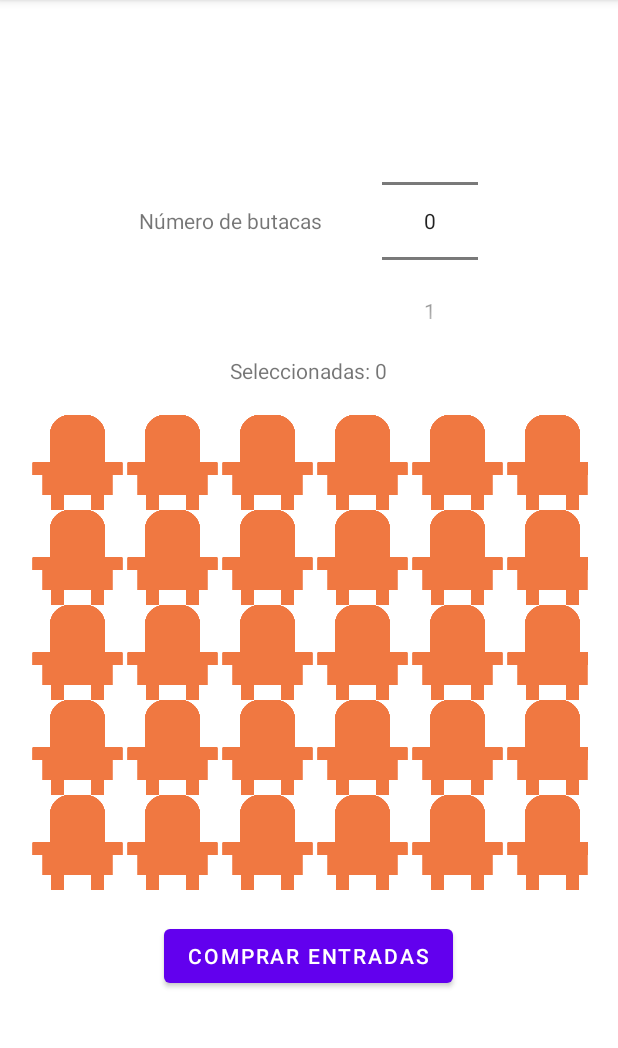
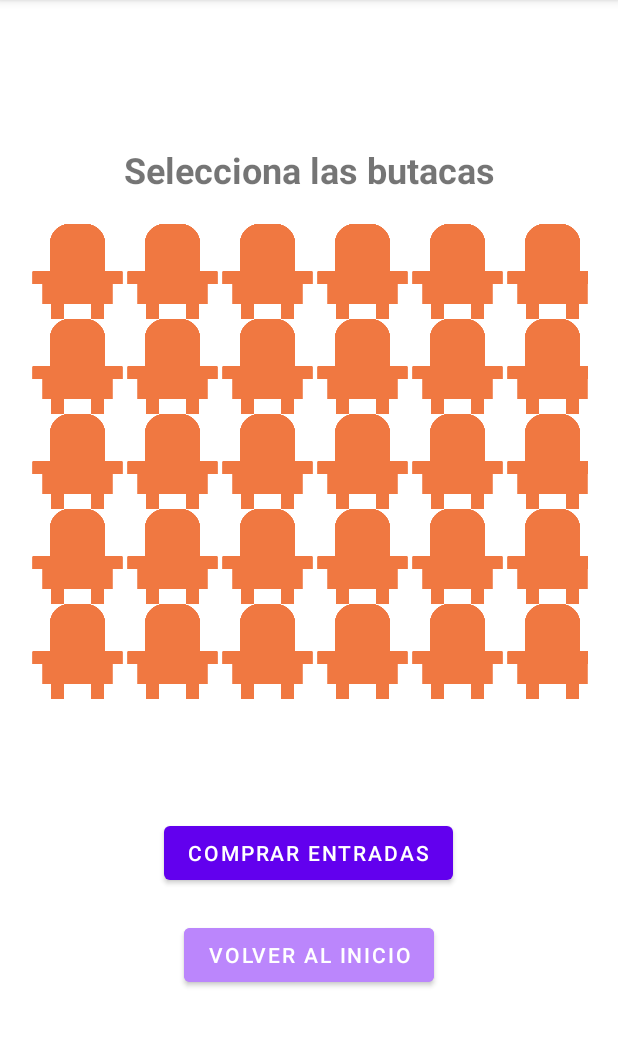
Before and after one commit to Ekaterina987/Teatro, an Android app: the SeleccionButacas screen opened directly, with no data from a screen before it, on a phone screen of 412 x 824 dp, the part 84-1132 px from its top. Run offline under Robolectric (Android 15) with nearby library versions, the phone set to English and light mode, and no system bars.

Commit message:
seleccion cantidad en el main

```diff
--- a/app/src/main/res/layout/seleccion_butacas.xml
+++ b/app/src/main/res/layout/seleccion_butacas.xml
@@ -6,38 +6,19 @@
     android:layout_width="match_parent"
     android:layout_height="match_parent"
     tools:context=".SeleccionButacas"
-    android:padding="20dp"
+    android:paddingLeft="20dp"
+    android:paddingRight="20dp"
     android:gravity="center">
 
-    <LinearLayout
+    <TextView
+        android:id="@+id/textView3"
         android:layout_width="match_parent"
         android:layout_height="wrap_content"
-        android:orientation="horizontal"
-        android:gravity="center">
-        <TextView
-            android:layout_width="wrap_content"
-            android:layout_height="wrap_content"
-            android:text="@string/text_num"
-            android:layout_marginEnd="20dp"/>
-
-        <NumberPicker
-            android:id="@+id/numPicker"
-            android:layout_width="wrap_content"
-            android:layout_height="wrap_content"
-            android:layout_marginStart="20dp">
-
-        </NumberPicker>
-    </LinearLayout>
-
-
-    <TextView
-        android:id="@+id/seleccionadas"
-        android:layout_width="wrap_content"
-        android:layout_height="wrap_content"
-        android:text=""
-        android:layout_marginBottom="10dp"
-        />
-
+        android:text="@string/text_seleccionar"
+        android:textAlignment="center"
+        android:textSize="24sp"
+        android:textStyle="bold"
+        android:layout_marginBottom="10dp"/>
     <TableLayout
         android:id="@+id/tableLayout"
         android:layout_width="match_parent"
@@ -47,6 +28,30 @@
         android:layout_marginBottom="10dp"
         />
 
+
+
+    <LinearLayout
+        android:id="@+id/butacasLayout"
+        android:layout_width="match_parent"
+        android:layout_height="wrap_content"
+        android:orientation="vertical"
+        android:layout_marginTop="10dp"
+        android:layout_marginBottom="10dp"
+        android:gravity="center">
+        <TextView
+            android:id="@+id/butaca1"
+            android:layout_width="match_parent"
+            android:layout_height="wrap_content"
+            android:text=""
+            android:textAlignment="center"/>
+        <TextView
+            android:id="@+id/butaca2"
+            android:layout_width="match_parent"
+            android:layout_height="wrap_content"
+            android:text=""
+            android:textAlignment="center"/>
+
+    </LinearLayout>
     <Button
         android:id="@+id/btnComprarEntrada"
         android:layout_width="wrap_content"
@@ -55,24 +60,14 @@
         android:layout_marginTop="10dp"
         android:layout_marginBottom="10dp"/>
 
-    <LinearLayout
-        android:id="@+id/butacasLayout"
-        android:layout_width="match_parent"
+    <Button
+        android:id="@+id/btnVolver"
+        android:layout_width="wrap_content"
         android:layout_height="wrap_content"
-        android:orientation="vertical">
-        <TextView
-            android:id="@+id/butaca1"
-            android:layout_width="match_parent"
-            android:layout_height="wrap_content"
-            android:text=""/>
-        <TextView
-            android:id="@+id/butaca2"
-            android:layout_width="match_parent"
-            android:layout_height="wrap_content"
-            android:text=""/>
-
-    </LinearLayout>
-
+        android:layout_marginTop="10dp"
+        android:layout_marginBottom="10dp"
+        android:backgroundTint="@color/purple_200"
+        android:text="@string/text_volver" />
 
 
 </LinearLayout>
--- a/app/src/main/res/values/strings.xml
+++ b/app/src/main/res/values/strings.xml
@@ -3,7 +3,7 @@
     <string name="texto_teatro">Teatro: Apolo</string>
     <string name="texto_obra">Obra: La Celestina</string>
     <string name="text_comprar">Comprar entradas</string>
-    <string name="text_num">Número de butacas</string>
+    <string name="text_num">Cantidad:</string>
     <string name="text_fila">Fila: </string>
     <string name="text_columna">Columna: </string>
     <string name="text_butaca1">Butaca 1: </string>
@@ -12,4 +12,7 @@
     <string name="text_compra">Has comprado las butacas</string>
     <string name="text_sel">Seleccionadas:</string>
     <string name="text_ocupada">La butaca ya está ocupada</string>
+    <string name="text_volver">Volver al inicio</string>
+    <string name="text_seleccionar">Selecciona las butacas</string>
+    <string name="text_moneda">€</string>
 </resources>
```
Also changed, not shown: app/src/main/java/com/example/teatro/MainActivity.kt (+30 -5 lines), app/src/main/java/com/example/teatro/SeleccionButacas.kt (+19 -55 lines), app/src/main/res/layout/activity_main.xml (+47 -21 lines).
